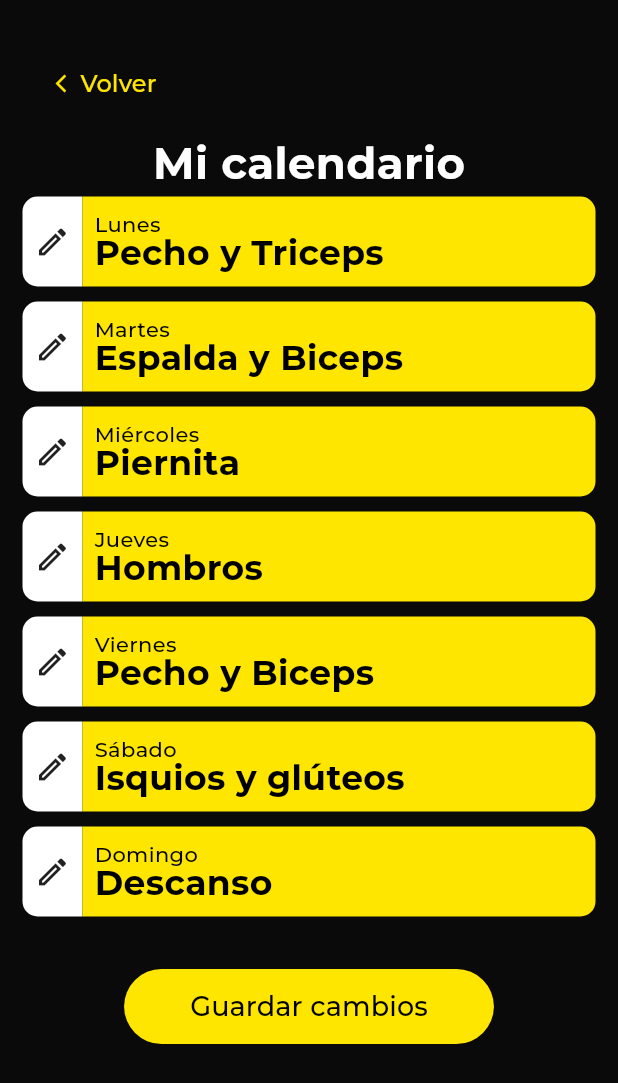
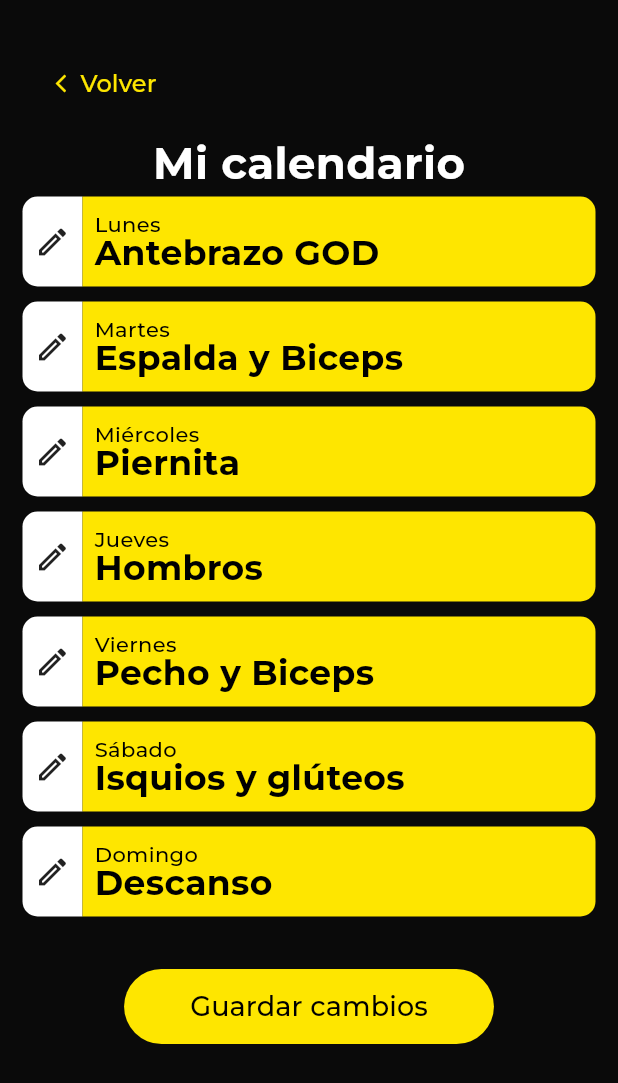
Before and after one commit to Santimartz12/gym-tracker, a Flutter app: the EditCalendar screen opened by its route, after a tap on the "edit" icon, on a phone screen of 412 x 824 dp. Shown: the top 1083 px of the screen. Run offline on Flutter 3.47's test engine with Material 2 defaults, Android fonts, the phone set to English and light mode, and no system bars; our stand-ins replace shared_preferences; accounts and stored records are empty.

Commit message:
Using the Provider package

```diff
--- /dev/null
+++ b/lib/src/providers/calendar_provider.dart
@@ -0,0 +1,32 @@
+import 'package:flutter/material.dart';
+
+class CalendarProvider extends ChangeNotifier {
+  final List<String> days = [
+    'Lunes',
+    'Martes',
+    'Miércoles',
+    'Jueves',
+    'Viernes',
+    'Sábado',
+    'Domingo'
+  ];
+
+  final List<String> _calendar = [
+    'Pecho y Triceps',
+    'Espalda y Biceps',
+    'Piernita',
+    'Hombros',
+    'Pecho y Biceps',
+    'Isquios y glúteos',
+    'Descanso'
+  ];
+
+  List<String> get calendar {
+    return _calendar;
+  }
+
+  void changeDay(int index, String muscle) {
+    _calendar[index] = muscle;
+    notifyListeners();
+  }
+}
--- a/lib/src/providers/calendar_services.dart
+++ /dev/null
@@ -1,25 +0,0 @@
-class CalendarServices {
-  final List<String> calendar = [
-    'Pecho y Triceps',
-    'Espalda y Biceps',
-    'Piernita',
-    'Hombros',
-    'Pecho y Biceps',
-    'Isquios y glúteos',
-    'Descanso'
-  ];
-
-  final List<String> days = [
-    'Lunes',
-    'Martes',
-    'Miércoles',
-    'Jueves',
-    'Viernes',
-    'Sábado',
-    'Domingo'
-  ];
-
-  void editCalendar(int index, String nameData) {
-    calendar[index] = nameData;
-  }
-}
--- a/lib/src/providers/user_services.dart
+++ b/lib/src/providers/user_provider.dart
@@ -1,4 +1,4 @@
-class UserServices {
+class UserProvider {
   String? _name = 'Santiagangas';
 
   getName() {
--- a/lib/src/screens/editCalendar.dart
+++ b/lib/src/screens/editCalendar.dart
@@ -1,5 +1,5 @@
 import 'package:flutter/material.dart';
-import 'package:gim_tracker/src/providers/calendar_services.dart';
+
 import 'package:gim_tracker/src/widgets/titulo.dart';
 import 'package:gim_tracker/src/themes/colorsApp.dart';
 
@@ -15,12 +15,8 @@ class EditCalendar extends StatelessWidget {
     Navigator.pop(context);
   }
 
-  List<String> trainingDate = CalendarServices().calendar;
-
   @override
   Widget build(BuildContext context) {
-    var date = DateTime.now().weekday;
-
     final colorsApp = ColorsApp();
 
     return Scaffold(
@@ -55,8 +51,7 @@ class EditCalendar extends StatelessWidget {
                 padding: const EdgeInsets.fromLTRB(0, 30, 0, 0),
                 child: Center(
                   child: PrimaryBtnApp(
-                    //If this button starts to fail, check this. I don't understand how it works lol
-                    method: saveCalendarData,
+                    callback: () => saveCalendarData(context),
                     textValue: 'Guardar cambios',
                   ),
                 ),
--- a/lib/src/themes/colorsApp.dart
+++ b/lib/src/themes/colorsApp.dart
@@ -3,7 +3,6 @@ import 'package:flutter/material.dart';
 class ColorsApp {
   final backgroundColor = const Color.fromARGB(255, 10, 10, 10);
   final primaryColor = const Color(0xFFFEE600);
-  final primaryColorOverlay = const Color.fromARGB(30, 130, 102, 0);
   final navBarIcons = const Color.fromRGBO(0, 0, 0, 1);
   final fontsLightColor = const Color.fromARGB(255, 255, 255, 255);
   final fontsDarkColor = const Color.fromARGB(255, 0, 0, 0);
--- a/lib/src/widgets/calendarDay.dart
+++ b/lib/src/widgets/calendarDay.dart
@@ -1,24 +1,27 @@
 import 'package:flutter/material.dart';
-import 'package:gim_tracker/src/providers/calendar_services.dart';
+import 'package:gim_tracker/src/providers/calendar_provider.dart';
 import 'package:gim_tracker/src/themes/colorsApp.dart';
+import 'package:provider/provider.dart';
 
 class CalendarDay extends StatelessWidget {
   CalendarDay({Key? key, required this.indexDay}) : super(key: key);
 
-  final days = CalendarServices().days;
-  final exercises = CalendarServices().calendar;
+  final days = CalendarProvider().days;
   final colorsApp = ColorsApp();
   final int indexDay;
 
   @override
   Widget build(BuildContext context) {
+    final calendarProvider = Provider.of<CalendarProvider>(context);
+    final calendar = calendarProvider.calendar;
     return Container(
       height: 60,
       child: Row(
         children: [
           GestureDetector(
             onTap: () {
-              print(indexDay);
+              //todo Abrir un input que le permita al usuario cambiar personalizadamente
+              calendarProvider.changeDay(indexDay, 'Antebrazo GOD');
             },
             child: Container(
               decoration: BoxDecoration(
@@ -28,11 +31,11 @@ class CalendarDay extends StatelessWidget {
                 ),
                 color: colorsApp.lightColor,
               ),
-              child: Padding(
+              height: double.infinity,
+              child: const Padding(
                 padding: EdgeInsets.all(8.0),
                 child: Icon(Icons.edit_outlined),
               ),
-              height: double.infinity,
             ),
           ),
           Expanded(
@@ -60,7 +63,7 @@ class CalendarDay extends StatelessWidget {
                       FittedBox(
                         fit: BoxFit.scaleDown,
                         child: Text(
-                          exercises[indexDay],
+                          calendar[indexDay],
                           style: TextStyle(
                             color: colorsApp.fontsDarkColor,
                             fontSize: 23,
--- a/lib/src/widgets/dailyTraining.dart
+++ b/lib/src/widgets/dailyTraining.dart
@@ -1,6 +1,7 @@
 import 'package:flutter/material.dart';
-import 'package:gim_tracker/src/providers/calendar_services.dart';
+import 'package:gim_tracker/src/providers/calendar_provider.dart';
 import 'package:gim_tracker/src/themes/colorsApp.dart';
+import 'package:provider/provider.dart';
 import 'package:shared_preferences/shared_preferences.dart';
 
 class DailyTraining extends StatefulWidget {
@@ -18,8 +19,6 @@ Future<bool> getSavedValue() async {
 }
 
 class _DailyTrainingState extends State<DailyTraining> {
-  List<String> trainingDate = CalendarServices().calendar;
-
   var weekDay = DateTime.now().weekday;
 
   final colorsApp = ColorsApp();
@@ -38,6 +37,16 @@ class _DailyTrainingState extends State<DailyTraining> {
 
   @override
   Widget build(BuildContext context) {
+    final calendarProvider = Provider.of<CalendarProvider>(context);
+    final calendar = calendarProvider.calendar;
+    //* Estilo de los iconos
+    const buttonStyle = ButtonStyle(
+      padding: MaterialStatePropertyAll(
+        EdgeInsets.all(5),
+      ),
+      iconColor: MaterialStatePropertyAll(Colors.black),
+    );
+
     return Center(
       child: AnimatedContainer(
         decoration: BoxDecoration(
@@ -71,7 +80,7 @@ class _DailyTrainingState extends State<DailyTraining> {
                   SizedBox(
                     width: MediaQuery.of(context).size.width - 130,
                     child: Text(
-                      trainingDate[weekDay - 1],
+                      calendar[weekDay - 1],
                       style: TextStyle(
                         fontWeight: FontWeight.w700,
                         fontSize: 35,
@@ -113,10 +122,7 @@ class _DailyTrainingState extends State<DailyTraining> {
                       onPressed: () {},
                       icon: Icon(Icons.cached),
                       iconSize: 36,
-                      style: const ButtonStyle(
-                          padding: MaterialStatePropertyAll(
-                        EdgeInsets.all(5),
-                      )),
+                      style: buttonStyle,
                     ),
                     IconButton(
                       onPressed: () {
@@ -126,23 +132,15 @@ class _DailyTrainingState extends State<DailyTraining> {
                           ? Icon(Icons.cancel_outlined)
                           : Icon(Icons.task_alt_rounded),
                       iconSize: 48,
-                      style: const ButtonStyle(
-                        padding: MaterialStatePropertyAll(
-                          EdgeInsets.all(5),
-                        ),
-                      ),
+                      style: buttonStyle,
                     ),
                     IconButton(
                       onPressed: () {
-                        Navigator.pushNamed(context, '/editCalendar');
+                        Navigator.pushNamed(context, 'editCalendar');
                       },
-                      icon: const Icon(Icons.calendar_month),
+                      icon: const Icon(Icons.calendar_month_outlined),
                       iconSize: 36,
-                      style: const ButtonStyle(
-                        padding: MaterialStatePropertyAll(
-                          EdgeInsets.all(5),
-                        ),
-                      ),
+                      style: buttonStyle,
                     ),
                   ],
                 ),
--- a/lib/src/widgets/primaryBtn.dart
+++ b/lib/src/widgets/primaryBtn.dart
@@ -2,17 +2,24 @@ import 'package:flutter/material.dart';
 import 'package:gim_tracker/src/themes/colorsApp.dart';
 
 class PrimaryBtnApp extends StatelessWidget {
-  PrimaryBtnApp({required this.method, required this.textValue, super.key});
+  PrimaryBtnApp({required this.callback, required this.textValue, super.key});
 
   final colorsApp = ColorsApp();
 
-  final method;
+  final VoidCallback callback;
   String textValue = '';
 
   @override
   Widget build(BuildContext context) {
     return ElevatedButton(
-      onPressed: () => method(context),
+      onPressed: callback,
+      style: ButtonStyle(
+        backgroundColor: MaterialStatePropertyAll(colorsApp.primaryColor),
+        elevation: const MaterialStatePropertyAll(0),
+        minimumSize: const MaterialStatePropertyAll(Size(180, 50)),
+        overlayColor:
+            MaterialStatePropertyAll(colorsApp.primaryColor.withOpacity(0.3)),
+      ),
       child: Padding(
         padding: const EdgeInsets.fromLTRB(20, 0, 20, 0),
         child: Text(
@@ -20,12 +27,6 @@ class PrimaryBtnApp extends StatelessWidget {
           style: TextStyle(color: colorsApp.fontsDarkColor, fontSize: 18),
         ),
       ),
-      style: ButtonStyle(
-        backgroundColor: MaterialStatePropertyAll(colorsApp.primaryColor),
-        elevation: MaterialStatePropertyAll(0),
-        minimumSize: MaterialStatePropertyAll(Size(180, 50)),
-        overlayColor: MaterialStatePropertyAll(colorsApp.primaryColorOverlay),
-      ),
     );
   }
 }
```
Also changed, not shown: lib/src/screens/homePage.dart (+4 -28 lines), lib/src/screens/myApp.dart (+14 -4 lines), lib/src/widgets/welcome_title.dart (added, +44 -0 lines), pubspec.yaml (+3 -11 lines), pubspec.lock.
